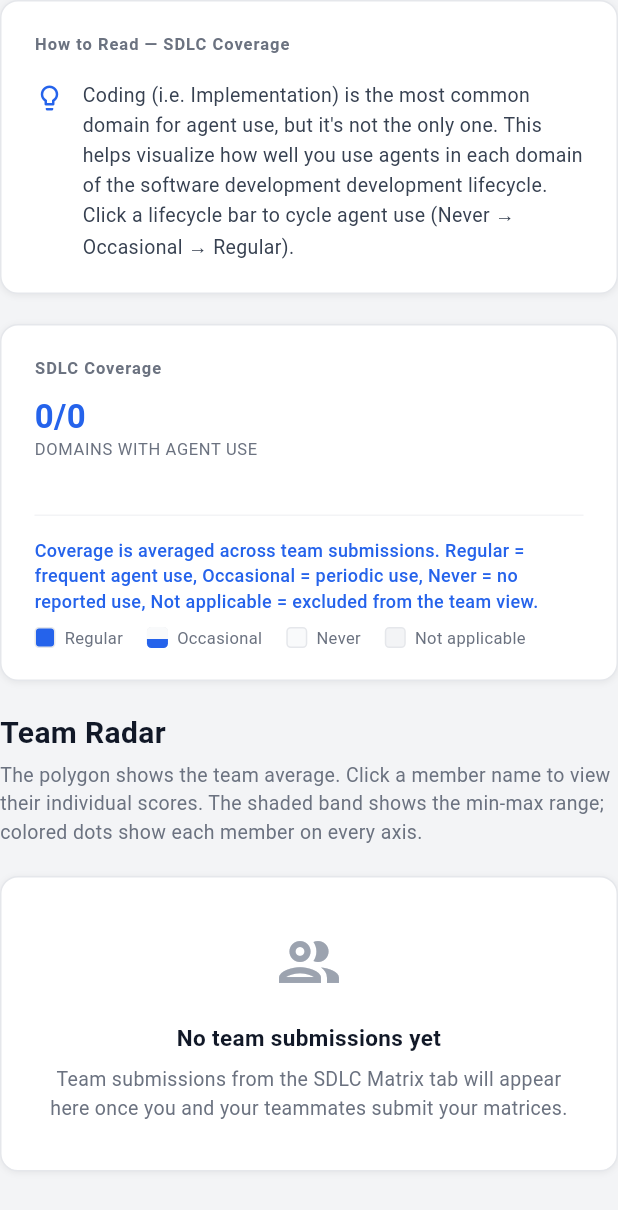
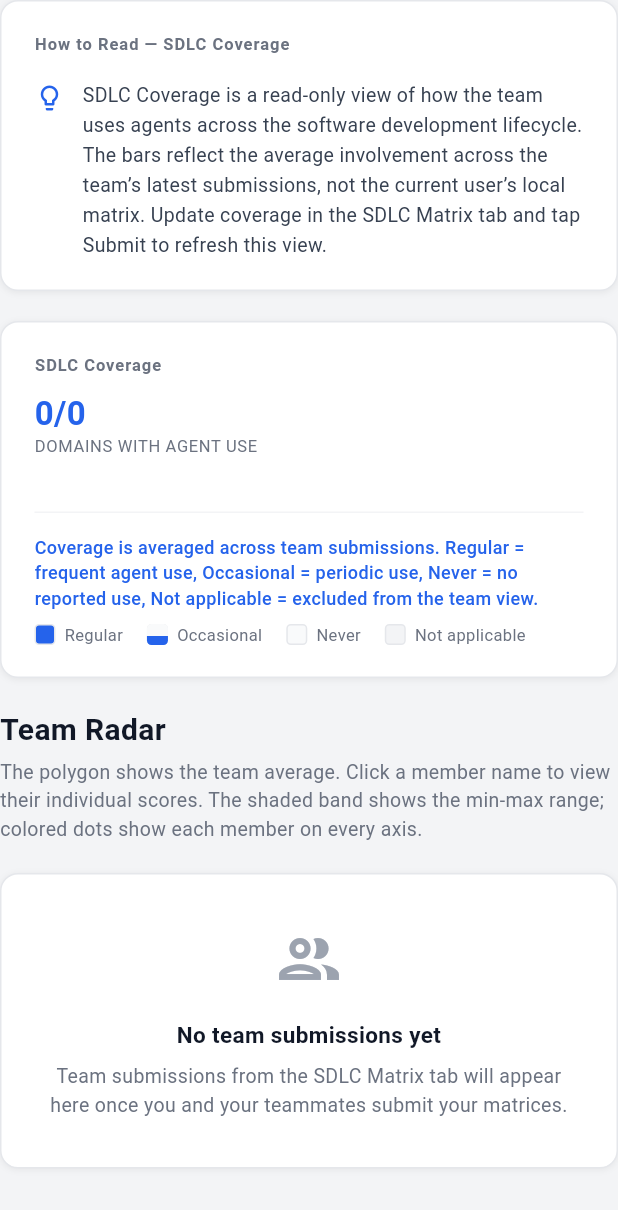
Before and after one commit to rilsmith/flutter-ai-capability-profile, a Flutter app: the TeamRadarTab widget shown alone on an empty page, opened directly, on a phone screen of 412 x 824 dp. Shown: the top 1210 px of the screen. Run offline on Flutter 3.47's test engine with Material 3 defaults, Android fonts, the phone set to English and light mode, and no system bars; our stand-ins replace file_picker, shared_preferences, web; missing offline and left inert: dart:html; accounts and stored records are empty.

Commit message:
Fix flutter-ui user testing issues: update Team Capabilities SDLC Coverage explanation and stack AppShell header on narrow viewports
Co-authored-by: factory-droid[bot] <138933559+factory-droid[bot]@users.noreply.github.com>

```diff
--- a/lib/widgets/team_radar_tab.dart
+++ b/lib/widgets/team_radar_tab.dart
@@ -88,9 +88,12 @@ class _TeamRadarTabState extends State<TeamRadarTab> {
       child: Column(
         crossAxisAlignment: CrossAxisAlignment.stretch,
         children: [
-          HowToReadCard(
+          const HowToReadCard(
             title: 'How to Read — SDLC Coverage',
-            text: data.applicationHowToRead,
+            text:
+                'SDLC Coverage is a read-only view of how the team uses agents across the software development lifecycle. '
+                'The bars reflect the average involvement across the team’s latest submissions, not the current user’s local matrix. '
+                'Update coverage in the SDLC Matrix tab and tap Submit to refresh this view.',
           ),
           const SizedBox(height: 20),
           ApplicationCoverageCard(
```
Also changed, not shown: lib/widgets/app_shell.dart (+17 -1 lines), 1 other file.
